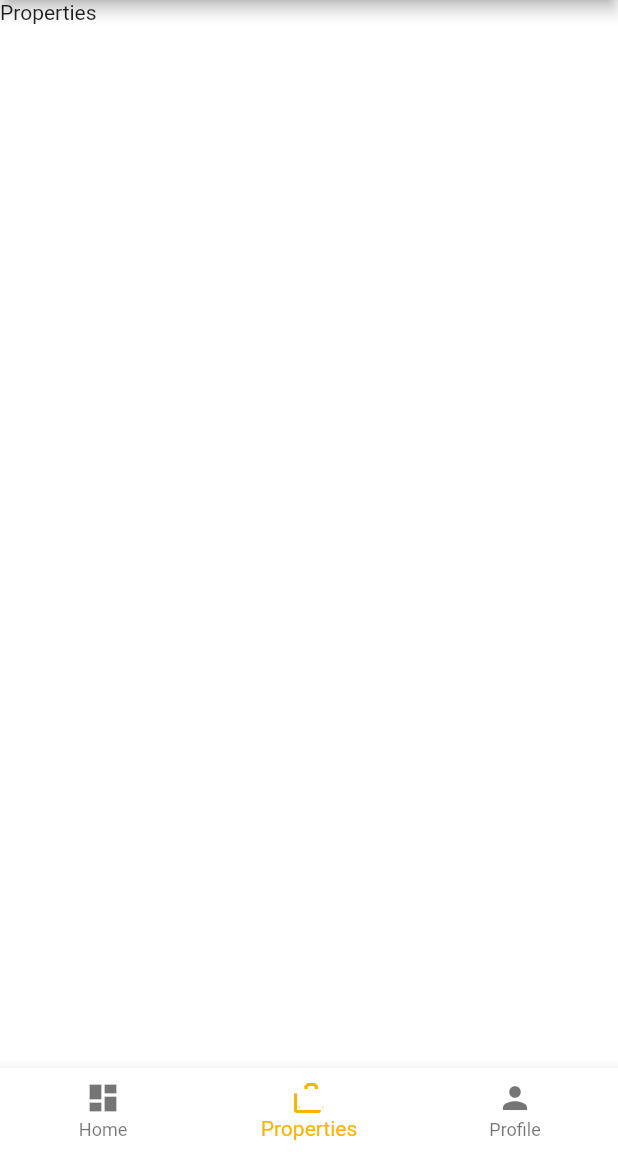
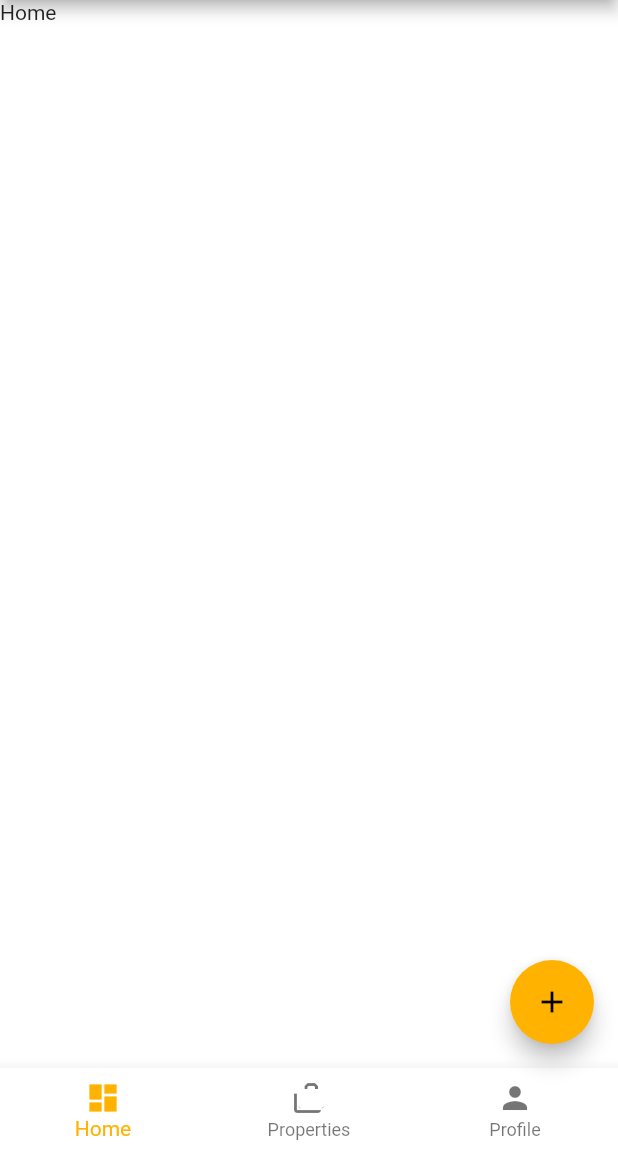
Before and after one commit to Biowulf21/BumbleBee, a Flutter app: the screen it shows after launch, on a phone screen of 412 x 824 dp, the part 84-1236 px from its top. Run offline on Flutter 3.47's test engine with Material 2 defaults, Android fonts, the phone set to English and light mode, and no system bars.

Commit message:
Added floating action button for adding properties

```diff
--- a/lib/main.dart
+++ b/lib/main.dart
@@ -15,7 +15,9 @@ class BumbleBee extends StatelessWidget {
       home: const HomeWidget(),
       debugShowCheckedModeBanner: false,
       theme: ThemeData.from(
-          colorScheme: ColorScheme.light(primary: Colors.amber[600]!)),
+        colorScheme: ColorScheme.light(
+            primary: Colors.amber[600]!, secondary: Colors.blue),
+      ),
     );
   }
 }
--- a/lib/screens/authenticated/home.dart
+++ b/lib/screens/authenticated/home.dart
@@ -11,7 +11,7 @@ class HomeWidget extends StatefulWidget {
 
 class _HomeWidgetState extends State<HomeWidget> {
   // ignore: prefer_final_fields
-  int _selectedIndex = 1;
+  int _selectedIndex = 0;
 
   void changeSelectedItemIndex(int index) {
     setState(() {
@@ -22,7 +22,7 @@ class _HomeWidgetState extends State<HomeWidget> {
   static const List<Widget> _bottomNavBarChildren = <Widget>[
     HomePageLayout(),
     PropertiesPage(),
-    ProfilePage()
+    ProfilePage(),
   ];
 
   static const List<BottomNavigationBarItem> bottomNavItems =
@@ -32,7 +32,7 @@ class _HomeWidgetState extends State<HomeWidget> {
       label: "Home",
     ),
     BottomNavigationBarItem(icon: Icon(Icons.cases), label: "Properties"),
-    BottomNavigationBarItem(icon: Icon(Icons.person), label: "Profile")
+    BottomNavigationBarItem(icon: Icon(Icons.person), label: "Profile"),
   ];
 
   @override
@@ -48,6 +48,11 @@ class _HomeWidgetState extends State<HomeWidget> {
         currentIndex: _selectedIndex,
         onTap: changeSelectedItemIndex,
       ),
+      floatingActionButton: FloatingActionButton(
+        backgroundColor: Theme.of(context).colorScheme.primary,
+        onPressed: () => {},
+        child: const Icon(Icons.add),
+      ),
     );
   }
 }
--- a/lib/screens/authenticated/properties_page.dart
+++ b/lib/screens/authenticated/properties_page.dart
@@ -5,8 +5,10 @@ class PropertiesPage extends StatelessWidget {
 
   @override
   Widget build(BuildContext context) {
-    return Container(
-      child: const Text("Properties"),
+    return Scaffold(
+      body: Container(
+        child: const Text("Properties"),
+      ),
     );
   }
 }
```
